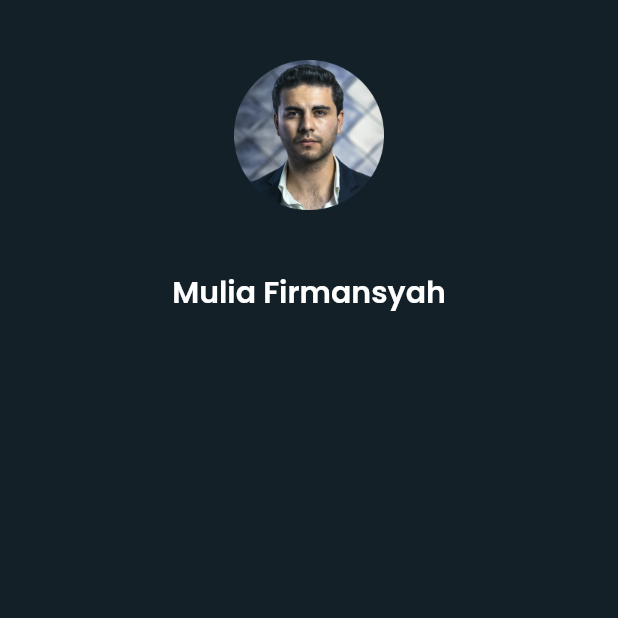
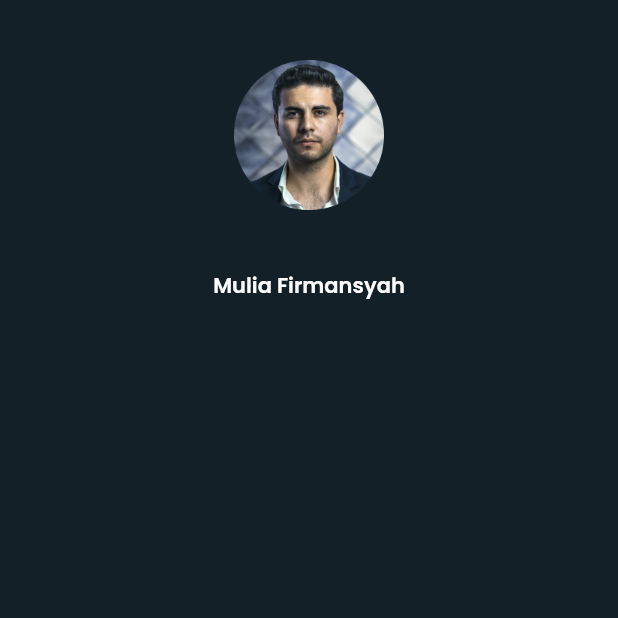
Before and after one commit to Mesail-Creative-Hub/mchub-team, a Flutter app: the screen it shows after launch, on a phone screen of 412 x 824 dp, the top half of it. Run offline on Flutter 3.47's test engine with Material 2 defaults, Android fonts, the phone set to English and light mode, and no system bars.

Commit message:
membuat fungsi untuk text style pada theme.dart

```diff
--- a/lib/pages/member_profile.dart
+++ b/lib/pages/member_profile.dart
@@ -17,11 +17,7 @@ class MemberProfile extends StatelessWidget {
             SizedBox(height: 40,),
             Text(
                 'Mulia Firmansyah',
-                style: TextStyle(
-                  fontSize: 20,
-                  color: whiteColor,
-                  fontWeight: FontWeight.w600
-                )
+                style: textStyle(whiteColor, textSm, textBold)
             )
 
           ],
```
Also changed, not shown: lib/theme.dart (+16 -43 lines).
